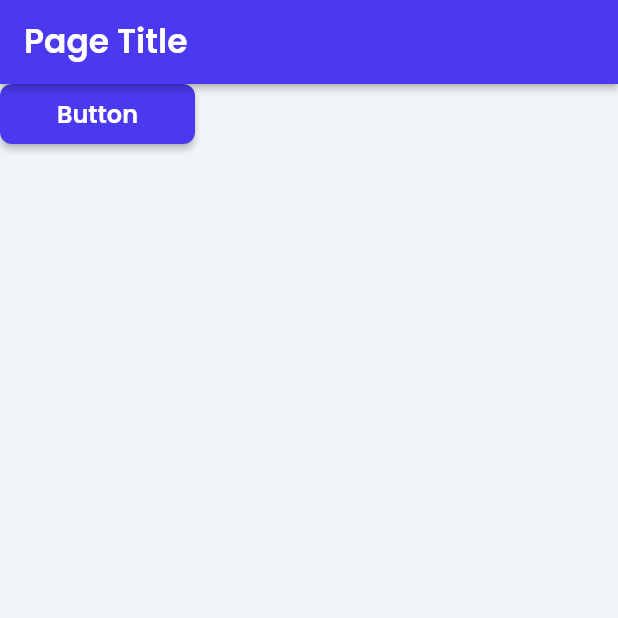
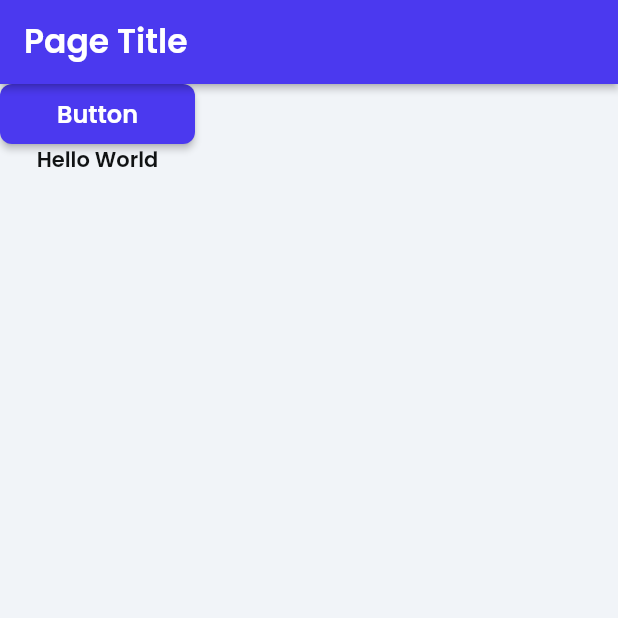
Before and after one commit to manishionc/financeapp, a Flutter app: the screen it shows once a user with an empty profile is signed in, on a phone screen of 412 x 824 dp, the top half of it. Run offline on Flutter 3.47's test engine with Material 2 defaults, Android fonts, the phone set to English and light mode, and no system bars; drawn by our look-alikes of auto_size_text; our stand-ins replace built_collection, built_value, cloud_firestore, equatable, firebase_auth, firebase_core and 11 more; missing offline and left inert: json_path; accounts and stored records are empty.

```diff
--- a/lib/home_page/home_page_widget.dart
+++ b/lib/home_page/home_page_widget.dart
@@ -74,6 +74,10 @@ class _HomePageWidgetState extends State<HomePageWidget> {
                   borderRadius: BorderRadius.circular(8),
                 ),
               ),
+              Text(
+                'Hello World',
+                style: FlutterFlowTheme.of(context).bodyText1,
+              ),
             ],
           ),
         ),
```
